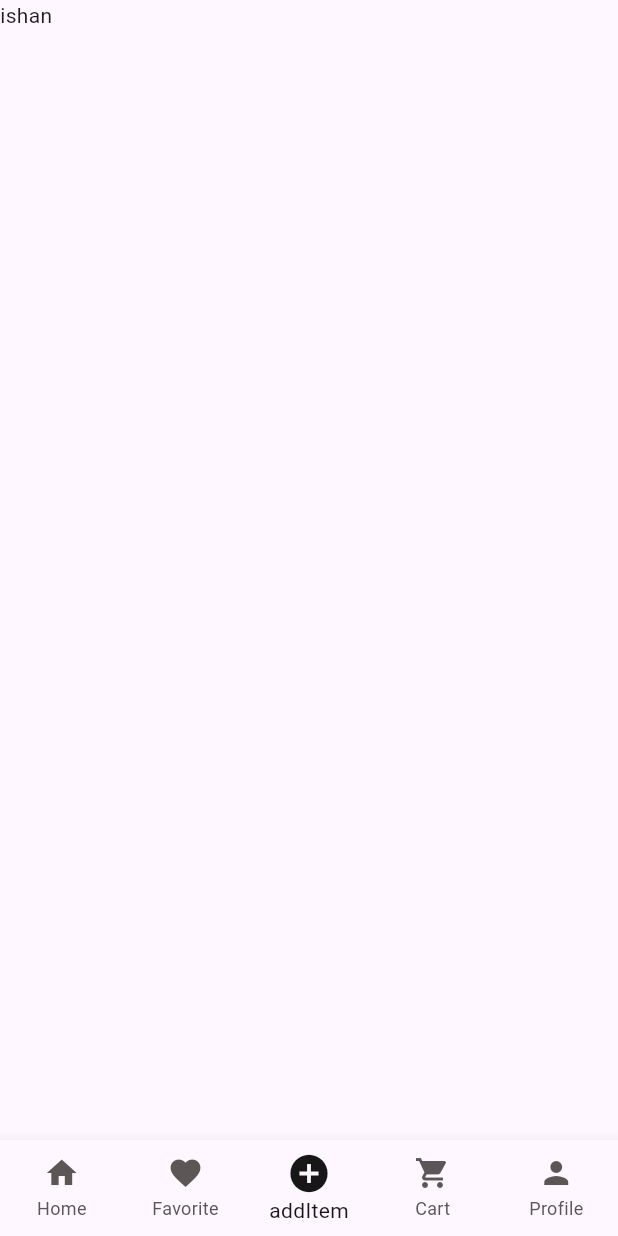
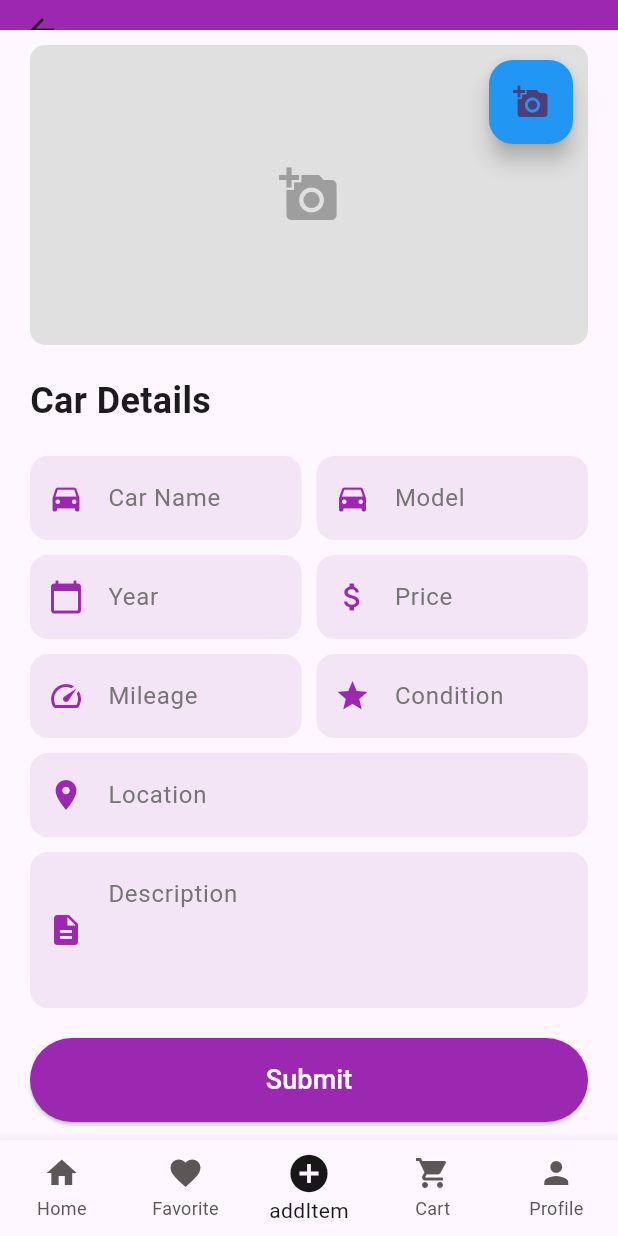
Before and after one commit to IshanDilhan/Flutter-e-commerce-app, a Flutter app: the HomePage screen opened directly, item 3 of the bottom bar chosen, on a phone screen of 412 x 824 dp. Run offline on Flutter 3.47's test engine with Material 3 defaults, Android fonts, the phone set to English and light mode, and no system bars; our stand-ins replace cloud_firestore, firebase_auth, firebase_core, firebase_storage, google_sign_in, image_cropper and 2 more; accounts and stored records are empty.

Commit message:
car added

```diff
--- /dev/null
+++ b/lib/models/car_model.dart
@@ -0,0 +1,59 @@
+class CarModel {
+  String id;
+  String userId;
+  String carName;
+  String model;
+  int year;
+  double price;
+  int mileage;
+  String condition;
+  String description;
+  String location;
+  List<String> photos;
+
+  CarModel({
+    required this.id,
+    required this.userId,
+    required this.carName,
+    required this.model,
+    required this.year,
+    required this.price,
+    required this.mileage,
+    required this.condition,
+    required this.description,
+    required this.location,
+    required this.photos,
+  });
+
+  factory CarModel.fromJson(Map<String, dynamic> json) {
+    return CarModel(
+      id: json['id'],
+      userId: json['userId'],
+      carName: json['carName'],
+      model: json['model'],
+      year: json['year'],
+      price: (json['price'] as num).toDouble(),
+      mileage: json['mileage'],
+      condition: json['condition'],
+      description: json['description'],
+      location: json['location'],
+      photos: List<String>.from(json['photos']),
+    );
+  }
+
+  Map<String, dynamic> toJson() {
+    return {
+      'id': id,
+      'userId': userId,
+      'carName': carName,
+      'model': model,
+      'year': year,
+      'price': price,
+      'mileage': mileage,
+      'condition': condition,
+      'description': description,
+      'location': location,
+      'photos': photos,
+    };
+  }
+}
--- /dev/null
+++ b/lib/screens/Admin/add_item.dart
@@ -0,0 +1,490 @@
+import 'package:cloud_firestore/cloud_firestore.dart';
+import 'package:firebase_auth/firebase_auth.dart';
+import 'package:flutter/material.dart';
+import 'package:image_cropper/image_cropper.dart';
+import 'package:image_picker/image_picker.dart';
+import 'package:logger/logger.dart';
+import 'package:myapp/controllers/storage_controller.dart';
+import 'dart:io';
+
+import 'package:myapp/models/car_model.dart';
+
+class AddItemPage extends StatefulWidget {
+  const AddItemPage({super.key});
+
+  @override
+  State<AddItemPage> createState() => _AddItemPageState();
+}
+
+class _AddItemPageState extends State<AddItemPage> {
+  final _formKey = GlobalKey<FormState>();
+  final TextEditingController _carNameController = TextEditingController();
+  final TextEditingController _modelController = TextEditingController();
+  final TextEditingController _yearController = TextEditingController();
+  final TextEditingController _priceController = TextEditingController();
+  final TextEditingController _mileageController = TextEditingController();
+  final TextEditingController _conditionController = TextEditingController();
+  final TextEditingController _descriptionController = TextEditingController();
+  final TextEditingController _locationController = TextEditingController();
+  final ImagePicker _picker = ImagePicker();
+  List<XFile>? _photos = [];
+  List<String> downloadUrls = [];
+  final Logger _logger = Logger();
+  void _clearAllFields() {
+    _carNameController.clear();
+    _modelController.clear();
+    _yearController.clear();
+    _priceController.clear();
+    _mileageController.clear();
+    _conditionController.clear();
+    _descriptionController.clear();
+    _locationController.clear();
+  }
+
+  Future<void> _pickImages() async {
+    User? user = FirebaseAuth.instance.currentUser;
+    _logger.i('Picking images...');
+    final pickedFiles = await _picker.pickMultiImage(imageQuality: 85);
+
+    // ignore: unnecessary_null_comparison
+    if (pickedFiles != null && pickedFiles.length <= 5) {
+      _logger.i('Picked ${pickedFiles.length} images');
+
+      // Create a list to store the download URLs
+
+      for (XFile pickedFile in pickedFiles) {
+        try {
+          File file = File(pickedFile.path);
+
+          // Crop each image if needed
+          // ignore: use_build_context_synchronously
+          File? croppedImg = await cropImage(context, file);
+
+          if (croppedImg != null) {
+            _logger.i("Cropped correctly: ${croppedImg.path}");
+
+            // Upload the cropped image
+            final storageController = StorageController();
+            final downloadURL = await storageController.uploadImage(
+                'Cars', "${user?.uid}_${pickedFile.name}", croppedImg);
+
+            if (downloadURL.isNotEmpty) {
+              _logger.i("Image uploaded successfully: $downloadURL");
+              downloadUrls.add(downloadURL);
+            } else {
+              _logger.e("Failed to upload image");
+            }
+          } else {
+            _logger.i("Cropping canceled or failed.");
+          }
+        } catch (e) {
+          _logger.e('Error processing image: $e');
+        }
+      }
+
+      setState(() {
+        _photos = pickedFiles;
+        // Store or use the download URLs as needed
+        // Example: _imageUrls = downloadUrls;
+      });
+      // ignore: unnecessary_null_comparison
+    } else if (pickedFiles != null) {
+      _logger.i('Picked more than 5 images');
+      // ignore: use_build_context_synchronously
+      ScaffoldMessenger.of(context).showSnackBar(
+        const SnackBar(
+          content: Text('You can select up to 5 images only.'),
+        ),
+      );
+    } else {
+      _logger.i('No images picked.');
+    }
+  }
+
+  Future<File?> cropImage(BuildContext context, File file) async {
+    try {
+      CroppedFile? croppedFile = await ImageCropper().cropImage(
+        sourcePath: file.path,
+        compressFormat: ImageCompressFormat.jpg,
+        maxHeight: 512,
+        maxWidth: 512,
+        compressQuality: 60,
+        uiSettings: [
+          AndroidUiSettings(
+            toolbarTitle: 'Cropper',
+            toolbarColor: const Color.fromARGB(255, 158, 39, 146),
+            toolbarWidgetColor: Colors.white,
+            aspectRatioPresets: [
+              CropAspectRatioPreset.original,
+              CropAspectRatioPreset.square,
+              CropAspectRatioPresetCustom(),
+            ],
+          ),
+          IOSUiSettings(
+            title: 'Cropper',
+            aspectRatioPresets: [
+              CropAspectRatioPreset.original,
+              CropAspectRatioPreset.square,
+              CropAspectRatioPresetCustom(), // IMPORTANT: iOS supports only one custom aspect ratio in preset list
+            ],
+          ),
+          WebUiSettings(
+            context: context,
+          ),
+        ],
+      );
+
+      if (croppedFile != null) {
+        Logger().i('Image cropped: ${croppedFile.path}');
+        return File(croppedFile.path);
+      } else {
+        Logger().i('Image cropping was cancelled or failed.');
+        return null;
+      }
+    } catch (e) {
+      Logger().e('Error cropping image: $e');
+      return null;
+    }
+  }
+
+  Future<void> _saveCar() async {
+    _logger.i('Saving car...');
+
+    if (_formKey.currentState!.validate()) {
+      User? user = FirebaseAuth.instance.currentUser;
+      if (user == null) {
+        _logger.i('User not logged in');
+        // Handle user not logged in
+        ScaffoldMessenger.of(context).showSnackBar(
+          const SnackBar(
+            content: Text('User not logged in!'),
+          ),
+        );
+        return;
+      }
+
+      // Convert XFile to List of URLs after uploading to Firebase Storage
+
+      _logger.i('Uploading photos to Firebase...');
+
+      try {
+        // Parse numeric fields
+        final int year = int.parse(_yearController.text);
+        final double price = double.parse(_priceController.text);
+        final int mileage = int.parse(_mileageController.text);
+
+        // Create CarModel instance
+        final car = CarModel(
+          id: FirebaseFirestore.instance.collection('cars').doc().id,
+          userId: user.uid,
+          carName: _carNameController.text,
+          model: _modelController.text,
+          year: year,
+          price: price,
+          mileage: mileage,
+          condition: _conditionController.text,
+          description: _descriptionController.text,
+          location: _locationController.text,
+          photos: downloadUrls,
+        );
+
+        _logger.i('Storing car data in Firestore...');
+        await FirebaseFirestore.instance
+            .collection('cars')
+            .doc(car.id)
+            .set(car.toJson());
+
+        _logger.i('Car added successfully');
+        // ignore: use_build_context_synchronously
+        ScaffoldMessenger.of(context).showSnackBar(
+          const SnackBar(
+            content: Text('Car added successfully!'),
+          ),
+        );
+
+        // Clear the form
+        _logger.i('Resetting form...');
+        _formKey.currentState!.reset();
+        _clearAllFields();
+        setState(() {
+          _photos = [];
+        });
+      } catch (e) {
+        // Handle parsing errors
+        _logger.e('Error occurred: $e');
+        // ignore: use_build_context_synchronously
+        ScaffoldMessenger.of(context).showSnackBar(
+          const SnackBar(
+            content: Text(
+                'Please enter valid numeric values for year, price, and mileage.'),
+          ),
+        );
+      }
+    } else {
+      _logger.i('Form validation failed');
+    }
+  }
+
+  @override
+  Widget build(BuildContext context) {
+    const appBarHeight = 20.0; // Adjusted height for the AppBar
+
+    return Scaffold(
+      appBar: PreferredSize(
+        preferredSize: const Size.fromHeight(appBarHeight),
+        child: AppBar(
+          backgroundColor: Colors.purple,
+          elevation: 0,
+          flexibleSpace: const Center(
+            child: Padding(
+              padding: EdgeInsets.only(top: 30.0), // Adjusted top padding
+              child: Text(
+                "Add Your Car",
+                style: TextStyle(
+                  fontSize: 22,
+                  fontWeight: FontWeight.bold,
+                  color: Colors.white,
+                ),
+              ),
+            ),
+          ),
+        ),
+      ),
+      body: SingleChildScrollView(
+        padding: const EdgeInsets.symmetric(horizontal: 20.0, vertical: 10.0),
+        child: Form(
+          key: _formKey,
+          child: Column(
+            crossAxisAlignment: CrossAxisAlignment.stretch,
+            children: [
+              // Image picker section
+              GestureDetector(
+                onTap: _pickImages,
+                child: Container(
+                  height: 200, // Adjust height as needed
+                  decoration: BoxDecoration(
+                    color: Colors.grey.shade300,
+                    borderRadius: BorderRadius.circular(10),
+                  ),
+                  child: Stack(
+                    children: [
+                      // ListView to display images or the "add" icon
+                      _photos == null || _photos!.isEmpty
+                          ? Center(
+                              child: GestureDetector(
+                                onTap:
+                                    _pickImages, // Handle image picking when icon is tapped
+                                child: Container(
+                                  height: 150, // Adjust height as needed
+                                  width: 150, // Adjust width as needed
+                                  decoration: BoxDecoration(
+                                    color: Colors.grey.shade300,
+                                    borderRadius: BorderRadius.circular(10),
+                                  ),
+                                  child: const Icon(
+                                    Icons.add_a_photo,
+                                    size: 40,
+                                    color: Colors.grey,
+                                  ),
+                                ),
+                              ),
+                            )
+                          : ListView.builder(
+                              scrollDirection: Axis.horizontal,
+                              itemCount: _photos?.length ?? 0,
+                              itemBuilder: (context, index) {
+                                return Stack(
+                                  children: [
+                                    Padding(
+                                      padding: const EdgeInsets.symmetric(
+                                          horizontal: 2.0),
+                                      child: Image.file(
+                                        File(_photos![index].path),
+                                        fit: BoxFit.cover,
+                                        width: 150, // Adjust width as needed
+                                      ),
+                                    ),
+                                    Positioned(
+                                      top: 5,
+                                      right: 5,
+                                      child: GestureDetector(
+                                        onTap: () {
+                                          setState(() {
+                                            _photos!.removeAt(
+                                                index); // Remove the image
+                                          });
+                                        },
+                                        child: Container(
+                                          decoration: BoxDecoration(
+                                            color: Colors.black54,
+                                            borderRadius:
+                                                BorderRadius.circular(20),
+                                          ),
+                                          child: const Icon(
+                                            Icons.delete,
+                                            color: Colors.white,
+                                            size: 24,
+                                          ),
+                                        ),
+                                      ),
+                                    ),
+                                  ],
+                                );
+                              },
+                            ),
+                      // FloatingActionButton to pick more images
+                      Positioned(
+                        top: 10,
+                        right: 10,
+                        child: FloatingActionButton(
+                          onPressed: _pickImages,
+                          backgroundColor: Colors.blue,
+                          child: const Icon(Icons.add_a_photo),
+                        ),
+                      ),
+                    ],
+                  ),
+                ),
+              ),
+
+              const SizedBox(height: 20.0),
+              const Text(
+                "Car Details",
+                style: TextStyle(
+                  fontSize: 24,
+                  fontWeight: FontWeight.bold,
+                ),
+              ),
+              const SizedBox(height: 20.0),
+              // Two-column layout for short answer fields
+              Row(
+                children: [
+                  Expanded(
+                    child: _buildTextFormField(
+                        _carNameController, "Car Name", Icons.directions_car),
+                  ),
+                  const SizedBox(width: 10.0),
+                  Expanded(
+                    child: _buildTextFormField(
+                        _modelController, "Model", Icons.directions_car),
+                  ),
+                ],
+              ),
+              const SizedBox(height: 10.0),
+              Row(
+                children: [
+                  Expanded(
+                    child: _buildTextFormField(
+                        _yearController, "Year", Icons.calendar_today),
+                  ),
+                  const SizedBox(width: 10.0),
+                  Expanded(
+                    child: _buildTextFormField(
+                        _priceController, "Price", Icons.attach_money,
+                        keyboardType: TextInputType.number),
+                  ),
+                ],
+              ),
+              const SizedBox(height: 10.0),
+              Row(
+                children: [
+                  Expanded(
+                    child: _buildTextFormField(
+                        _mileageController, "Mileage", Icons.speed,
+                        keyboardType: TextInputType.number),
+                  ),
+                  const SizedBox(width: 10.0),
+                  Expanded(
+                    child: _buildTextFormField(
+                        _conditionController, "Condition", Icons.star),
+                  ),
+                ],
+              ),
+              const SizedBox(height: 10.0),
+              _buildTextFormField(
+                  _locationController, "Location", Icons.location_on),
+              const SizedBox(height: 10.0),
+              _buildTextFormField(
+                  _descriptionController, "Description", Icons.description,
+                  maxLines: 10, minLines: 3), // Multiline description field
+              const SizedBox(height: 20.0),
+
+              ElevatedButton(
+                onPressed: () {
+                  if (_formKey.currentState!.validate()) {
+                    _saveCar();
+                  }
+                },
+                style: ElevatedButton.styleFrom(
+                  backgroundColor: Colors.purple, // Background color
+                  padding: const EdgeInsets.symmetric(vertical: 15.0),
+                  shape: RoundedRectangleBorder(
+                    borderRadius: BorderRadius.circular(30),
+                  ),
+                ),
+                child: const Text(
+                  "Submit",
+                  style: TextStyle(
+                    color: Colors.white,
+                    fontSize: 18.0,
+                    fontWeight: FontWeight.w500,
+                  ),
+                ),
+              ),
+            ],
+          ),
+        ),
+      ),
+    );
+  }
+
+  Widget _buildTextFormField(
+    TextEditingController controller,
+    String hintText,
+    IconData icon, {
+    TextInputType? keyboardType,
+    int? maxLines,
+    int? minLines,
+  }) {
+    return TextFormField(
+      controller: controller,
+      decoration: InputDecoration(
+        hintText: hintText,
+        prefixIcon: Icon(icon, color: Colors.purple),
+        border: OutlineInputBorder(
+          borderRadius: BorderRadius.circular(12),
+          borderSide: BorderSide.none,
+        ),
+        fillColor: Colors.purple.shade50,
+        filled: true,
+        contentPadding:
+            const EdgeInsets.symmetric(vertical: 16.0, horizontal: 12.0),
+        hintStyle: TextStyle(
+          color: Colors.grey.shade600,
+          fontSize: 16,
+        ),
+      ),
+      keyboardType: keyboardType,
+      maxLines: maxLines ?? 1,
+      minLines: minLines ?? 1,
+      textAlignVertical: TextAlignVertical.bottom,
+
+      // Vertically centers the text
+      textAlign: TextAlign.start, // Horizontally centers the text
+      validator: (value) {
+        if (value == null || value.isEmpty) {
+          return 'Please enter $hintText';
+        }
+        return null;
+      },
+    );
+  }
+}
+
+class CropAspectRatioPresetCustom implements CropAspectRatioPresetData {
+  @override
+  (int, int)? get data => (2, 3);
+
+  @override
+  String get name => '2x3 (customized)';
+}
--- a/lib/screens/CarPages/profile_screen.dart
+++ b/lib/screens/CarPages/profile_screen.dart
@@ -91,6 +91,7 @@ class _ProfileScreenState extends State<ProfileScreen> {
   }
 
   Future<void> selectImage() async {
+    User? user = FirebaseAuth.instance.currentUser;
     try {
       pickedFile = await _picker.pickImage(source: ImageSource.gallery);
 
--- a/lib/screens/main_screen.dart
+++ b/lib/screens/main_screen.dart
@@ -1,5 +1,5 @@
 import 'package:flutter/material.dart';
-import 'package:myapp/screens/Admin/admin_page.dart';
+import 'package:myapp/screens/Admin/add_item.dart';
 import 'package:myapp/screens/CarPages/cart_screens.dart';
 import 'package:myapp/screens/CarPages/favourite_page.dart';
 import 'package:myapp/screens/CarPages/home_page.dart';
@@ -18,7 +18,7 @@ class _HomePageState extends State<HomePage> {
   final List<Widget> _screens = [
     const HomeScreen(), // Pass parameters later
     const FavoriteScreen(),
-    const AdminPage(),
+    const AddItemPage(),
     const CartScreen(),
     const ProfileScreen(),
   ];
--- a/pubspec.yaml
+++ b/pubspec.yaml
@@ -45,6 +45,7 @@ dependencies:
   firebase_storage: ^12.1.1
   flutter_image_compress: ^2.3.0
   provider: ^6.1.2
+  carousel_slider: ^4.2.1
 
 dev_dependencies:
   flutter_test:
```
Also changed, not shown: lib/providers/profile_provider.dart (+21 -11 lines), pubspec.lock, 1 other file.
